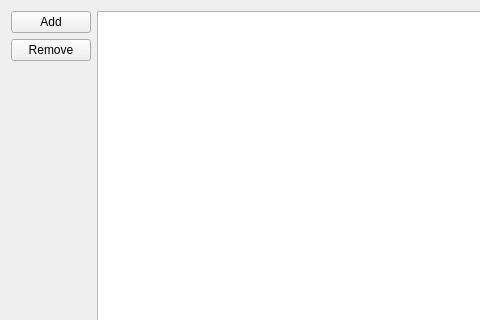
Old version of the form Tools/ResourceEditor/DataQt/DeviceListWidget.ui in the repository reven86/dava.engine; both pictures show x 0 to 480 and y 0 to 320 of the 734 by 595 pixel window.
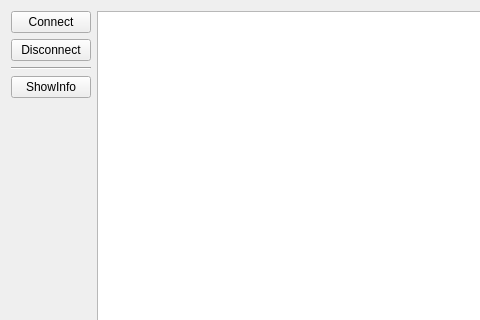
New version of the form.

Commit message: [DF-5658] Device list widgets

Patch:
```diff
--- a/Tools/ResourceEditor/DataQt/DeviceListWidget.ui
+++ b/Tools/ResourceEditor/DataQt/DeviceListWidget.ui
@@ -19,14 +19,28 @@
      <item>
       <widget class="QPushButton" name="addFake">
        <property name="text">
-        <string>Add</string>
+        <string>Connect</string>
        </property>
       </widget>
      </item>
      <item>
       <widget class="QPushButton" name="removeFake">
        <property name="text">
-        <string>Remove</string>
+        <string>Disconnect</string>
+       </property>
+      </widget>
+     </item>
+     <item>
+      <widget class="Line" name="line">
+       <property name="orientation">
+        <enum>Qt::Horizontal</enum>
+       </property>
+      </widget>
+     </item>
+     <item>
+      <widget class="QPushButton" name="showInfo">
+       <property name="text">
+        <string>ShowInfo</string>
        </property>
       </widget>
      </item>
```
Left out of the diff: 4 changed lines with no effect on the pictures. The commit also changes 9 other files.
